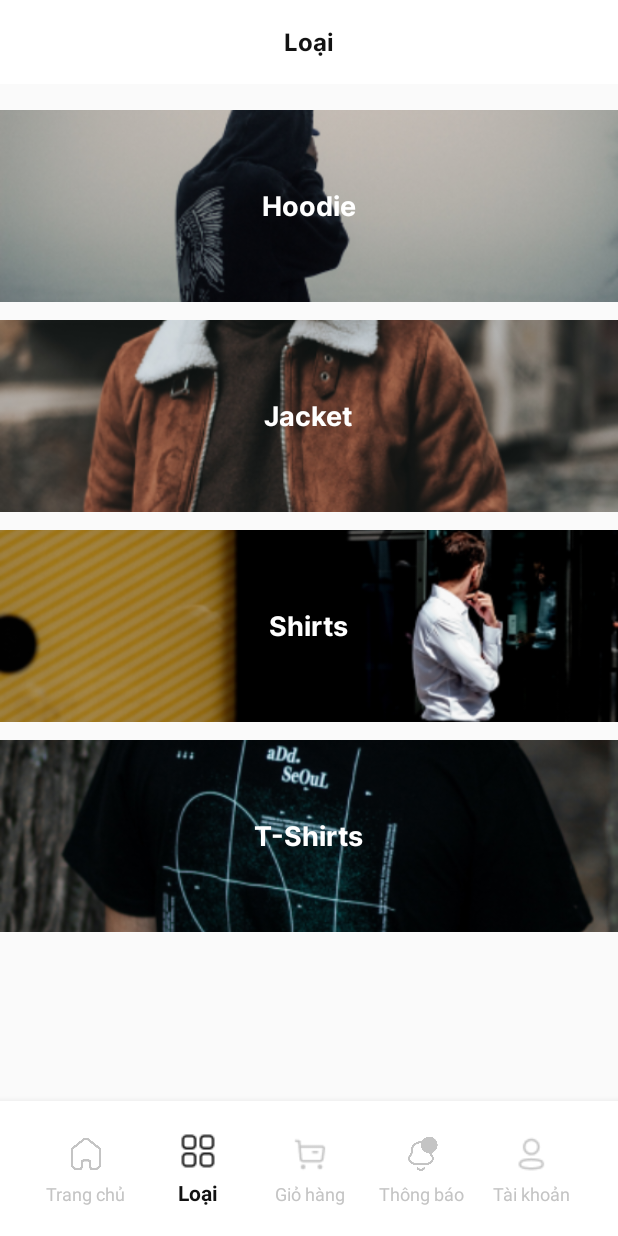
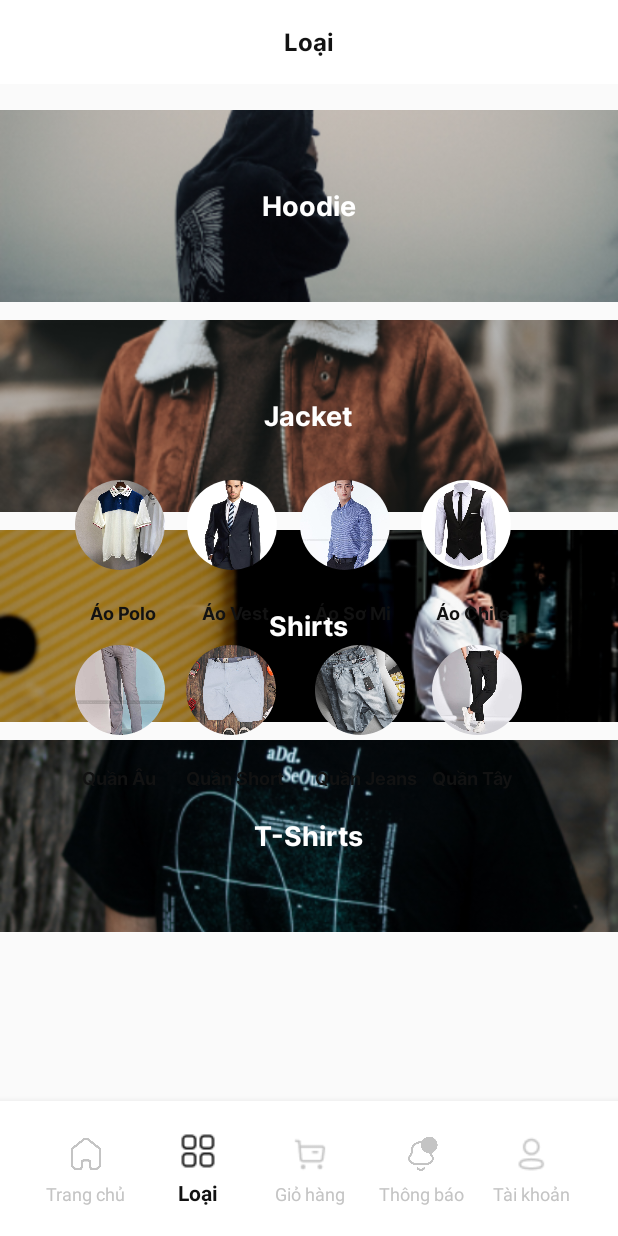
Before and after one commit to WhynotWang22/Ungdungmuadocongsonams_LTMT12, an Android app: the screen it shows after launch (MainActivity), item 2 of the bottom bar chosen, on a phone screen of 412 x 824 dp. Run offline under Robolectric (Android 15) with nearby library versions, the phone set to English and light mode, and no system bars; our stand-ins replace CircleImageView, Firebase (no records; nobody signed in at launch, a user with empty details on screens opened directly); libraries missing offline, so code that uses them is left out: com.denzcoskun.imageslider; 2 statements that could not run were skipped.

Commit message:
chinh giao dien home failed

```diff
--- a/app/build.gradle
+++ b/app/build.gradle
@@ -46,5 +46,6 @@ dependencies {
     implementation 'com.google.firebase:firebase-firestore:24.3.1'
     implementation 'com.google.firebase:firebase-storage:20.0.2'
     implementation 'com.github.denzcoskun:ImageSlideshow:0.1.0'
+    implementation 'de.hdodenhof:circleimageview:3.1.0'
 
 }
--- a/app/src/main/java/com/whynotquang/ungdungmuadocongsonam_ltmt12/MainActivity.java
+++ b/app/src/main/java/com/whynotquang/ungdungmuadocongsonam_ltmt12/MainActivity.java
@@ -29,6 +29,7 @@ import java.util.ArrayList;
 
 public class MainActivity extends AppCompatActivity {
     BottomNavigationView navigationView;
+
     protected void onCreate(Bundle savedInstanceState) {
         super.onCreate(savedInstanceState);
         setContentView(R.layout.activity_main);
--- a/app/src/main/res/layout/activity_card.xml
+++ b/app/src/main/res/layout/activity_card.xml
@@ -52,7 +52,7 @@
             android:layout_height="wrap_content"
             android:paddingLeft="32dp"
             android:fontFamily="@font/interbold"
-            android:text="Card Number"
+            android:text="Số Thẻ"
             android:textColor="@color/mauchu"
             android:textSize="14dp"
             android:layout_marginTop="14dp"/>
@@ -77,7 +77,7 @@
                 android:layout_height="wrap_content"
                 android:fontFamily="@font/interbold"
                 android:paddingLeft="32dp"
-                android:text="Valid Thru"
+                android:text="Ngày Tháng"
                 android:textColor="@color/mauchu"
                 android:textSize="14dp"
                 tools:ignore="MissingConstraints" />
@@ -137,7 +137,7 @@
                 android:layout_height="56dp"
                 android:background="@drawable/bg_ed_pass"
                 android:drawableLeft="@drawable/ic_scanner_qr_code"
-                android:hint="Scan Card"
+                android:hint="Quét Thẻ"
                 app:layout_constraintBottom_toBottomOf="parent"
                 app:layout_constraintEnd_toEndOf="parent"
                 app:layout_constraintHorizontal_bias="0.491"
--- a/app/src/main/res/layout/activity_main.xml
+++ b/app/src/main/res/layout/activity_main.xml
@@ -28,4 +28,153 @@
         android:paddingLeft="20dp"
         android:paddingRight="20dp"
         />
+    <GridLayout
+        android:id="@+id/grid_layout1"
+        android:layout_width="match_parent"
+        android:layout_marginTop="320dp"
+        android:layout_height="100dp">
+        <de.hdodenhof.circleimageview.CircleImageView
+            android:layout_marginLeft="50dp"
+            android:layout_width="60dp"
+            android:layout_height="60dp"
+            android:src="@drawable/aopolo"
+            android:id="@+id/img_sp1"
+            />
+        <TextView
+            android:layout_height="wrap_content"
+            android:layout_width="wrap_content"
+            android:textSize="12dp"
+             android:layout_marginTop="80dp"
+            android:text="Áo Polo"
+            android:fontFamily="@font/interbold"
+            android:layout_marginLeft="-50dp"
+            android:textColor="#121212"
+            />
+        <de.hdodenhof.circleimageview.CircleImageView
+            android:layout_marginLeft="20dp"
+            android:layout_width="60dp"
+            android:layout_height="60dp"
+            android:src="@drawable/aovest"
+            android:id="@+id/img_sp2"
+            />
+        <TextView
+            android:layout_height="wrap_content"
+            android:layout_width="wrap_content"
+            android:textSize="12dp"
+            android:layout_marginTop="80dp"
+            android:text="Áo Vest"
+            android:fontFamily="@font/interbold"
+            android:layout_marginLeft="-50dp"
+            android:textColor="#121212"
+            />
+        <de.hdodenhof.circleimageview.CircleImageView
+            android:layout_marginLeft="20dp"
+            android:layout_width="60dp"
+            android:layout_height="60dp"
+            android:src="@drawable/somi"
+            android:id="@+id/img_sp3"
+            />
+        <TextView
+            android:layout_height="wrap_content"
+            android:layout_width="wrap_content"
+            android:textSize="12dp"
+            android:layout_marginTop="80dp"
+            android:text="Áo Sơ Mi"
+            android:fontFamily="@font/interbold"
+            android:layout_marginLeft="-50dp"
+            android:textColor="#121212"
+            />
+        <de.hdodenhof.circleimageview.CircleImageView
+            android:layout_marginLeft="20dp"
+            android:layout_width="60dp"
+            android:layout_height="60dp"
+            android:src="@drawable/aochile"
+            android:id="@+id/img_sp4"
+            />
+        <TextView
+            android:layout_height="wrap_content"
+            android:layout_width="wrap_content"
+            android:textSize="12dp"
+            android:layout_marginTop="80dp"
+            android:text="Áo Chile"
+            android:fontFamily="@font/interbold"
+            android:layout_marginLeft="-50dp"
+            android:textColor="#121212"
+            />
+    </GridLayout>
+
+    <GridLayout
+        android:layout_width="match_parent"
+        android:layout_height="match_parent"
+        android:layout_below="@+id/grid_layout1"
+        android:layout_marginTop="10dp">
+
+        <de.hdodenhof.circleimageview.CircleImageView
+            android:id="@+id/img_sp5"
+            android:layout_width="60dp"
+            android:layout_height="60dp"
+            android:layout_marginLeft="50dp"
+            android:src="@drawable/quanau" />
+
+        <TextView
+            android:layout_width="wrap_content"
+            android:layout_height="wrap_content"
+            android:layout_marginLeft="-55dp"
+            android:layout_marginTop="80dp"
+            android:fontFamily="@font/interbold"
+            android:text="Quần Âu"
+            android:textColor="#121212"
+            android:textSize="12dp" />
+
+        <de.hdodenhof.circleimageview.CircleImageView
+            android:id="@+id/img_sp6"
+            android:layout_width="60dp"
+            android:layout_height="60dp"
+            android:layout_marginLeft="20dp"
+            android:src="@drawable/quangan" />
+
+        <TextView
+            android:layout_width="wrap_content"
+            android:layout_height="wrap_content"
+            android:layout_marginLeft="-60dp"
+            android:layout_marginTop="80dp"
+            android:fontFamily="@font/interbold"
+            android:text="Quần Short"
+            android:textColor="#121212"
+            android:textSize="12dp" />
+
+        <de.hdodenhof.circleimageview.CircleImageView
+            android:id="@+id/img_sp7"
+            android:layout_width="60dp"
+            android:layout_height="60dp"
+            android:layout_marginLeft="20dp"
+            android:src="@drawable/quanjean" />
+
+        <TextView
+            android:layout_width="wrap_content"
+            android:layout_height="wrap_content"
+            android:layout_marginLeft="-60dp"
+            android:layout_marginTop="80dp"
+            android:fontFamily="@font/interbold"
+            android:text="Quần Jeans"
+            android:textColor="#121212"
+            android:textSize="12dp" />
+
+        <de.hdodenhof.circleimageview.CircleImageView
+            android:id="@+id/img_sp8"
+            android:layout_width="60dp"
+            android:layout_height="60dp"
+            android:layout_marginLeft="10dp"
+            android:src="@drawable/quantay" />
+
+        <TextView
+            android:layout_width="wrap_content"
+            android:layout_height="wrap_content"
+            android:layout_marginLeft="-60dp"
+            android:layout_marginTop="80dp"
+            android:fontFamily="@font/interbold"
+            android:text="Quần Tây"
+            android:textColor="#121212"
+            android:textSize="12dp" />
+    </GridLayout>
 </RelativeLayout>
--- a/app/src/main/res/layout/activity_splash.xml
+++ b/app/src/main/res/layout/activity_splash.xml
@@ -25,7 +25,7 @@
         <TextView
             android:layout_width="wrap_content"
             android:layout_height="wrap_content"
-            android:text="Welcome to MOF, Let’s shop!"
+            android:text="Chào Mừng tới MOF, bắt đầu mua sắm!"
             android:fontFamily="@font/interbold"
             android:textColor="#FFFFFF"
             android:layout_marginLeft="15dp"
@@ -37,7 +37,7 @@
             android:layout_marginTop="20dp"
             android:layout_height="150px"
             android:id="@+id/btn_login_slahs"
-            android:text="Login"
+            android:text="Đăng Nhập"
             android:background="@drawable/bg_button"
             android:textColor="@color/white"
             android:fontFamily="@font/interbold"
@@ -45,10 +45,10 @@
         <TextView
             android:layout_width="wrap_content"
             android:layout_height="wrap_content"
-            android:text="Sign Up"
+            android:text="Đăng Ký"
             android:textSize="60px"
             android:id="@+id/txt_signup_slash"
-            android:layout_marginLeft="70px"
+            android:layout_marginLeft="50px"
             android:layout_marginTop="30px"
             android:fontFamily="@font/interbold"
             android:textColor="#FFFFFF"
--- a/app/src/main/res/layout/bottom_sheet_thank_sorder.xml
+++ b/app/src/main/res/layout/bottom_sheet_thank_sorder.xml
@@ -10,7 +10,7 @@
     <TextView
         android:layout_width="wrap_content"
         android:layout_height="wrap_content"
-        android:text="Thank you, for the order"
+        android:text="Cảm ơn bạn vì đã tin tuỏng"
         android:fontFamily="@font/interbold"
         android:textColor="#FFFFFF"
         android:textSize="20sp"
@@ -20,7 +20,7 @@
     <TextView
         android:layout_width="wrap_content"
         android:layout_height="wrap_content"
-        android:text="Your order has been approved. You will "
+        android:text="Bạn đã mua hàng thành công"
         android:fontFamily="@font/interbold"
         android:layout_marginTop="20dp"
         android:textSize="14sp"
@@ -30,7 +30,7 @@
     <TextView
         android:layout_width="wrap_content"
         android:layout_height="wrap_content"
-        android:text="receive a confirmation email shortly."
+        android:text="Đơn hàng của bạn sẽ được giao đến sớm"
         android:fontFamily="@font/interbold"
         android:layout_marginTop="5dp"
         android:textSize="14sp"
@@ -44,13 +44,13 @@
         android:id="@+id/btn_gohome"
         android:layout_width="900px"
         android:layout_height="wrap_content"
-        android:text="Continue Shopping"
+        android:text="Tiếp tục mua sắm"
         android:textColor="#121212"
         android:fontFamily="@font/interbold"/>
     <TextView
         android:layout_width="wrap_content"
         android:layout_height="wrap_content"
-        android:text="Track Order"
+        android:text="Mua hàng khác"
         android:fontFamily="@font/interbold"
         android:layout_marginTop="20dp"
         android:textSize="14sp"
--- a/app/src/main/res/layout/bottomsheet_layout.xml
+++ b/app/src/main/res/layout/bottomsheet_layout.xml
@@ -10,7 +10,7 @@
     <TextView
         android:layout_width="wrap_content"
         android:layout_height="wrap_content"
-        android:text="You are lost :("
+        android:text="Có lỗi gì đó :("
         android:fontFamily="@font/interbold"
         android:textColor="#FFFFFF"
         android:textSize="20sp"
@@ -20,7 +20,7 @@
     <TextView
         android:layout_width="wrap_content"
         android:layout_height="wrap_content"
-        android:text="I think you turned the wrong way."
+        android:text="Bạn nên thử lại."
         android:fontFamily="@font/interbold"
         android:layout_marginTop="20dp"
          android:textSize="14sp"
@@ -34,7 +34,7 @@
         android:id="@+id/btn_gohome"
         android:layout_width="900px"
         android:layout_height="wrap_content"
-        android:text="Let’s Go Home"
+        android:text="Về Trang Chủ"
         android:textColor="#121212"
         android:fontFamily="@font/interbold"/>
 </LinearLayout>
--- a/app/src/main/res/layout/bottomsheet_layout_oder_failed.xml
+++ b/app/src/main/res/layout/bottomsheet_layout_oder_failed.xml
@@ -10,7 +10,7 @@
     <TextView
         android:layout_width="wrap_content"
         android:layout_height="wrap_content"
-        android:text="Sorry, your transaction failed :("
+        android:text="Xin lỗi giao dịch thất bại :("
         android:fontFamily="@font/interbold"
         android:textColor="#FFFFFF"
         android:textSize="20sp"
@@ -20,7 +20,7 @@
     <TextView
         android:layout_width="wrap_content"
         android:layout_height="wrap_content"
-        android:text="Oops! Somethings went wrong."
+        android:text="Oh, Có Lỗi Gì Đó ở Đây"
         android:fontFamily="@font/interbold"
         android:layout_marginTop="20dp"
         android:textSize="14sp"
@@ -30,7 +30,7 @@
     <TextView
         android:layout_width="wrap_content"
         android:layout_height="wrap_content"
-        android:text="Try again later to continue your order."
+        android:text="Thử lại hoặc tiếp tục mua đồ."
         android:fontFamily="@font/interbold"
         android:layout_marginTop="5dp"
         android:textSize="14sp"
@@ -44,13 +44,13 @@
         android:id="@+id/btn_gohome"
         android:layout_width="900px"
         android:layout_height="wrap_content"
-        android:text="Try Again"
+        android:text="Thử Lại"
         android:textColor="#121212"
         android:fontFamily="@font/interbold"/>
     <TextView
         android:layout_width="wrap_content"
         android:layout_height="wrap_content"
-        android:text="Back to Checkout"
+        android:text="Trở lại  ngoài"
         android:fontFamily="@font/interbold"
         android:layout_marginTop="20dp"
         android:textSize="10sp"
```
Also changed, not shown: app/src/main/res/drawable/ao.png (added), app/src/main/res/drawable/aochile.jpg (added), app/src/main/res/drawable/aococ.jpg (added), app/src/main/res/drawable/aopolo.jpg (added), app/src/main/res/drawable/aovest.jpg (added), app/src/main/res/drawable/quan1.jpg (added), app/src/main/res/drawable/quanau.jpg (added), app/src/main/res/drawable/quangan.jpg (added), app/src/main/res/drawable/quanjean.jpg (added), app/src/main/res/drawable/quantay.jpg (added), app/src/main/res/drawable/somi.jpg (added).
